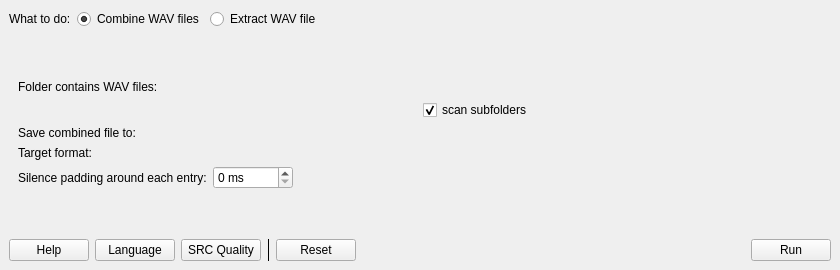
This is src/ui/MainWindow.ui in shine5402/KiraWavTar as Qt 5 draws it before an edit. The edited form follows.
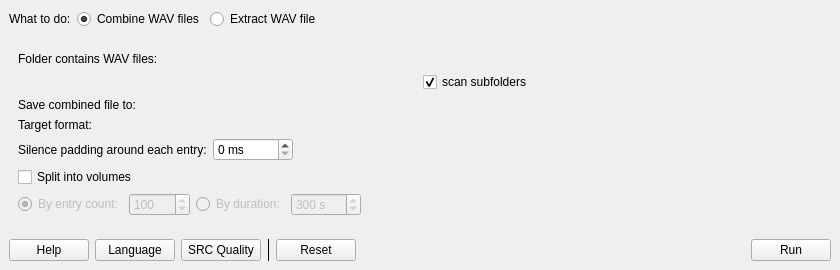
This is the edited form. Custom widgets are drawn as their Qt base class.

Commit message:
feat: add multi-volume WAV combine/extract support
Split combined WAV output into multiple volume files by entry count or
duration. Extraction auto-detects multi-volume from v5 description JSON
and reads all volumes transparently.

Patch:
```diff
--- a/src/ui/MainWindow.ui
+++ b/src/ui/MainWindow.ui
@@ -138,6 +138,119 @@
          <widget class="WAVFormatChooserWidget" name="combineWAVFormatWidget" native="true"/>
         </item>
         <item row="6" column="0" colspan="2">
+         <layout class="QHBoxLayout" name="combineVolumeCheckLayout">
+          <item>
+           <widget class="QCheckBox" name="combineMultiVolumeCheckBox">
+            <property name="text">
+             <string>Split into volumes</string>
+            </property>
+           </widget>
+          </item>
+          <item>
+           <spacer name="volumeCheckSpacer">
+            <property name="orientation">
+             <enum>Qt::Orientation::Horizontal</enum>
+            </property>
+            <property name="sizeHint" stdset="0">
+             <size>
+              <width>40</width>
+              <height>20</height>
+             </size>
+            </property>
+           </spacer>
+          </item>
+         </layout>
+        </item>
+        <item row="7" column="0" colspan="2">
+         <widget class="QWidget" name="combineVolumeOptionsWidget" native="true">
+          <property name="enabled">
+           <bool>false</bool>
+          </property>
+          <layout class="QHBoxLayout" name="volumeOptionsLayout">
+           <property name="leftMargin">
+            <number>0</number>
+           </property>
+           <property name="topMargin">
+            <number>0</number>
+           </property>
+           <property name="rightMargin">
+            <number>0</number>
+           </property>
+           <property name="bottomMargin">
+            <number>0</number>
+           </property>
+           <item>
+            <widget class="QRadioButton" name="volumeByCountRadioButton">
+             <property name="text">
+              <string>By entry count:</string>
+             </property>
+             <property name="checked">
+              <bool>true</bool>
+             </property>
+             <attribute name="buttonGroup">
+              <string notr="true">volumeModeButtonGroup</string>
+             </attribute>
+            </widget>
+           </item>
+           <item>
+            <widget class="QSpinBox" name="volumeCountSpinBox">
+             <property name="minimum">
+              <number>1</number>
+             </property>
+             <property name="maximum">
+              <number>99999</number>
+             </property>
+             <property name="value">
+              <number>100</number>
+             </property>
+            </widget>
+           </item>
+           <item>
+            <widget class="QRadioButton" name="volumeByDurationRadioButton">
+             <property name="text">
+              <string>By duration:</string>
+             </property>
+             <attribute name="buttonGroup">
+              <string notr="true">volumeModeButtonGroup</string>
+             </attribute>
+            </widget>
+           </item>
+           <item>
+            <widget class="QSpinBox" name="volumeDurationSpinBox">
+             <property name="enabled">
+              <bool>false</bool>
+             </property>
+             <property name="suffix">
+              <string> s</string>
+             </property>
+             <property name="minimum">
+              <number>1</number>
+             </property>
+             <property name="maximum">
+              <number>86400</number>
+             </property>
+             <property name="value">
+              <number>300</number>
+             </property>
+            </widget>
+           </item>
+           <item>
+            <spacer name="volumeOptionsSpacer">
+             <property name="orientation">
+              <enum>Qt::Orientation::Horizontal</enum>
+             </property>
+             <property name="sizeHint" stdset="0">
+              <size>
+               <width>40</width>
+               <height>20</height>
+              </size>
+             </property>
+            </spacer>
+           </item>
+          </layout>
+         </widget>
+        </item>
+        <item row="8" column="0" colspan="2">
          <spacer name="verticalSpacer_2">
           <property name="orientation">
            <enum>Qt::Orientation::Vertical</enum>
```
Left out of the diff: 49 changed lines with no effect on the pictures. The commit also changes 10 other files.
